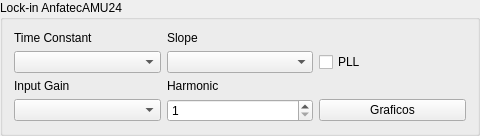
Qt form components/Lockin/conf.ui (FranciscoGauna/Microscopy-Program) before a commit.
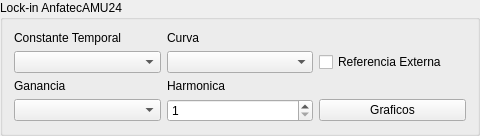
The same form after that commit.

The edit to the form file:
```diff
--- a/components/Lockin/conf.ui
+++ b/components/Lockin/conf.ui
@@ -26,28 +26,28 @@
    <item row="2" column="1">
     <widget class="QLabel" name="harmonic_label">
      <property name="text">
-      <string>Harmonic</string>
+      <string>Harmonica</string>
      </property>
     </widget>
    </item>
    <item row="2" column="0">
     <widget class="QLabel" name="input_gain_label">
      <property name="text">
-      <string>Input Gain</string>
+      <string>Ganancia</string>
      </property>
     </widget>
    </item>
    <item row="0" column="1">
     <widget class="QLabel" name="slope_label">
      <property name="text">
-      <string>Slope</string>
+      <string>Curva</string>
      </property>
     </widget>
    </item>
    <item row="0" column="0">
     <widget class="QLabel" name="time_constant_label">
      <property name="text">
-      <string>Time Constant</string>
+      <string>Constante Temporal</string>
      </property>
     </widget>
    </item>
@@ -67,7 +67,7 @@
    <item row="1" column="2">
     <widget class="QCheckBox" name="pll_check">
      <property name="text">
-      <string>PLL</string>
+      <string>Referencia Externa</string>
      </property>
     </widget>
    </item>
```
